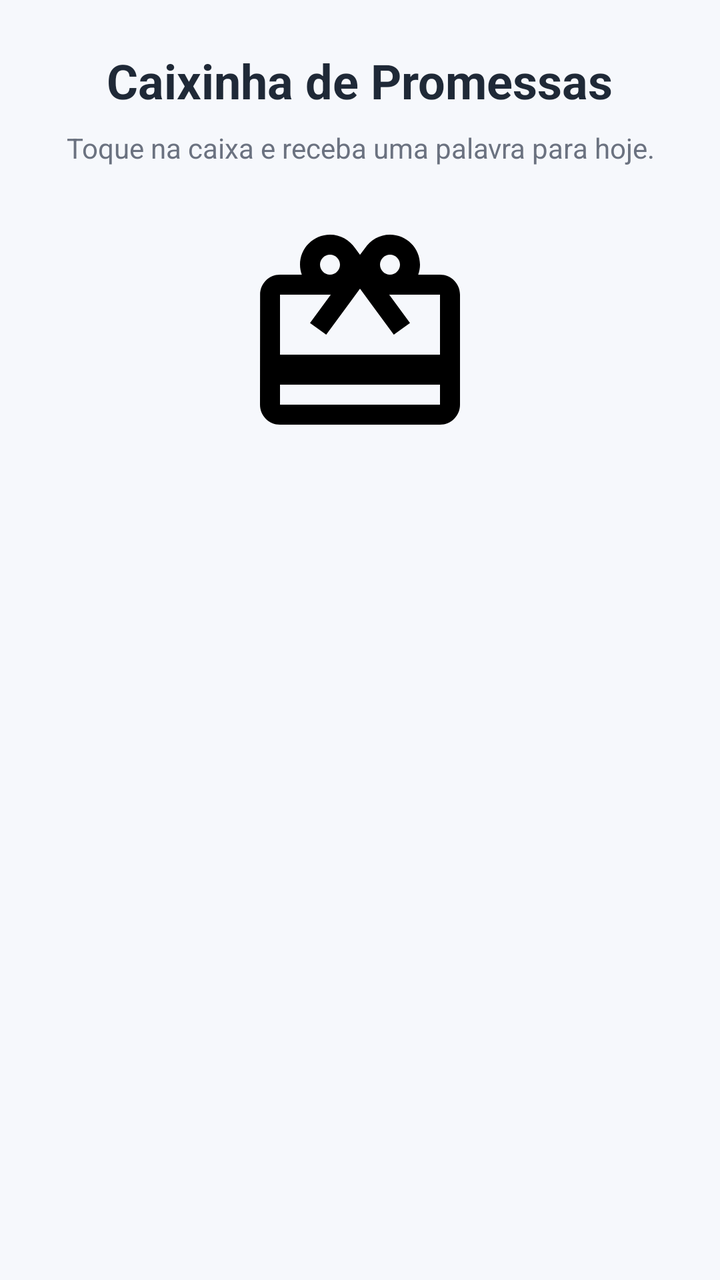
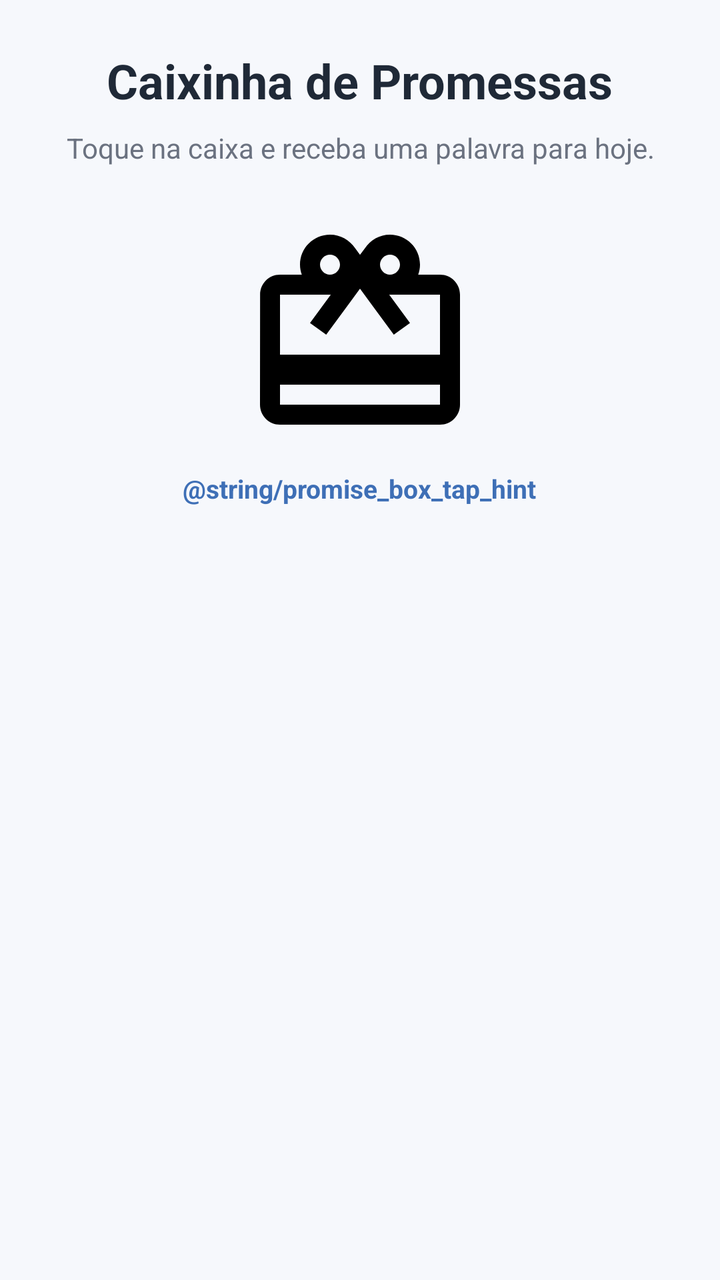

Compare the two renders of this Android layout. The source of the first and the diff that turns it into the second are given below.
<!-- AndroidManifest.xml: application theme Theme.ManaDiario -->
<!-- res/layout/fragment_caixinha.xml -->
<?xml version="1.0" encoding="utf-8"?>
<LinearLayout xmlns:android="http://schemas.android.com/apk/res/android"
    xmlns:app="http://schemas.android.com/apk/res-auto"
    android:layout_width="match_parent"
    android:layout_height="match_parent"
    android:background="@color/cor_fundo_app"
    android:orientation="vertical"
    android:padding="16dp">

    <androidx.core.widget.NestedScrollView
        android:layout_width="match_parent"
        android:layout_height="0dp"
        android:layout_weight="1"
        android:fillViewport="true">

        <LinearLayout
            android:layout_width="match_parent"
            android:layout_height="wrap_content"
            android:gravity="center_horizontal"
            android:orientation="vertical"
            android:padding="8dp">

            <TextView
                android:id="@+id/tvTituloCaixa"
                android:layout_width="wrap_content"
                android:layout_height="wrap_content"
                android:text="@string/promise_box_title"
                android:textColor="@color/cor_texto_principal"
                android:textSize="24sp"
                android:textStyle="bold" />

            <TextView
                android:id="@+id/tvSubtitulo"
                android:layout_width="wrap_content"
                android:layout_height="wrap_content"
                android:layout_marginTop="8dp"
                android:gravity="center"
                android:text="@string/promise_box_subtitle"
                android:textColor="@color/cor_texto_secundario"
                android:textSize="14sp" />

            <ImageView
                android:id="@+id/imgCaixa"
                android:layout_width="120dp"
                android:layout_height="120dp"
                android:layout_marginTop="24dp"
                android:background="?attr/selectableItemBackgroundBorderless"
                android:clickable="true"
                android:contentDescription="@string/promise_box_image_cd"
                android:focusable="true"
                android:src="@drawable/ic_presente" />

            <com.google.android.material.card.MaterialCardView
                android:id="@+id/cardPromessa"
                android:layout_width="match_parent"
                android:layout_height="wrap_content"
                android:layout_marginTop="20dp"
                android:visibility="gone"
                app:cardBackgroundColor="@color/cor_superficie"
                app:cardCornerRadius="16dp"
                app:cardElevation="2dp"
                app:strokeColor="@color/cor_divider"
                app:strokeWidth="1dp">

                <LinearLayout
                    android:layout_width="match_parent"
                    android:layout_height="wrap_content"
                    android:orientation="vertical"
                    android:padding="20dp">

                    <TextView
                        android:id="@+id/tvVersiculoTexto"
                        android:layout_width="match_parent"
                        android:layout_height="wrap_content"
                        android:gravity="center"
                        android:lineSpacingExtra="4dp"
                        android:textColor="@color/cor_texto_principal"
                        android:textSize="18sp"
                        android:textStyle="italic" />

                    <TextView
                        android:id="@+id/tvVersiculoRef"
                        android:layout_width="match_parent"
                        android:layout_height="wrap_content"
                        android:layout_marginTop="12dp"
                        android:gravity="center"
                        android:textColor="@color/cor_primaria"
                        android:textSize="14sp"
                        android:textStyle="bold" />

                    <com.google.android.material.button.MaterialButton
                        android:id="@+id/btnPartilharPromessa"
                        android:layout_width="match_parent"
                        android:layout_height="wrap_content"
                        android:layout_marginTop="18dp"
                        android:text="@string/promise_box_share"
                        app:cornerRadius="14dp" />
                </LinearLayout>
            </com.google.android.material.card.MaterialCardView>
        </LinearLayout>
    </androidx.core.widget.NestedScrollView>

    <com.google.android.gms.ads.AdView
        android:id="@+id/adViewCaixinha"
        android:layout_width="wrap_content"
        android:layout_height="wrap_content"
        android:layout_gravity="center_horizontal"
        android:layout_marginBottom="8dp"
        android:visibility="gone"
        app:adSize="BANNER"
        app:adUnitId="ca-app-pub-1398532019315738/9917538337" />

</LinearLayout>
<!-- resources referenced by this layout -->
<resources>
  <color name="cor_divider">#E5E7EB</color>
  <color name="cor_fundo_app">#F6F8FC</color>
  <color name="cor_primaria">#3E6FB6</color>
  <color name="cor_superficie">#FFFFFFFF</color>
  <color name="cor_texto_principal">#1F2937</color>
  <color name="cor_texto_secundario">#6B7280</color>
  <!-- drawable ic_presente (drawable) -->
  <vector xmlns:android="http://schemas.android.com/apk/res/android" android:height="24dp" android:tint="#000000" android:viewportHeight="24" android:viewportWidth="24" android:width="24dp">
        
      <path android:fillColor="@android:color/white" android:pathData="M20,6h-2.18c0.11,-0.31 0.18,-0.65 0.18,-1 0,-1.66 -1.34,-3 -3,-3 -1.05,0 -1.96,0.54 -2.5,1.35l-0.5,0.67 -0.5,-0.68C10.96,2.54 10.05,2 9,2 7.34,2 6,3.34 6,5c0,0.35 0.07,0.69 0.18,1L4,6c-1.11,0 -1.99,0.89 -1.99,2L2,19c0,1.11 0.89,2 2,2h16c1.11,0 2,-0.89 2,-2L22,8c0,-1.11 -0.89,-2 -2,-2zM15,4c0.55,0 1,0.45 1,1s-0.45,1 -1,1 -1,-0.45 -1,-1 0.45,-1 1,-1zM9,4c0.55,0 1,0.45 1,1s-0.45,1 -1,1 -1,-0.45 -1,-1 0.45,-1 1,-1zM20,19L4,19v-2h16v2zM20,14L4,14L4,8h5.08L7,10.83 8.62,12 11,8.76l1,-1.36 1,1.36L15.38,12 17,10.83 14.92,8L20,8v6z"/>
      
  </vector>
  <string name="promise_box_image_cd">Abrir caixinha de promessas</string>
  <string name="promise_box_share">Compartilhar promessa</string>
  <string name="promise_box_subtitle">Toque na caixa e receba uma palavra para hoje.</string>
  <string name="promise_box_title">Caixinha de Promessas</string>
  <style name="Theme.ManaDiario" parent="Base.Theme.ManaDiario" />
  <style name="Base.Theme.ManaDiario" parent="Theme.Material3.DayNight.NoActionBar">
          <item name="colorPrimary">@color/cor_primaria</item>
          <item name="colorOnPrimary">@color/white</item>
          <item name="colorSecondary">@color/cor_secundaria</item>
          <item name="android:statusBarColor">@color/cor_primaria_escura</item>
          <item name="android:navigationBarColor">@color/cor_fundo_app</item>
          <item name="android:windowBackground">@color/cor_fundo_app</item>
      </style>
  <color name="white">#FFFFFFFF</color>
  <color name="cor_secundaria">#A7C7E7</color>
  <color name="cor_primaria_escura">#2D5A99</color>
</resources>

<!-- the commit's change to res/layout/fragment_caixinha.xml (unified diff, before → after) -->
@@ -50,6 +50,16 @@
                 android:focusable="true"
                 android:src="@drawable/ic_presente" />
 
+            <TextView
+                android:id="@+id/tvTapHint"
+                android:layout_width="wrap_content"
+                android:layout_height="wrap_content"
+                android:layout_marginTop="8dp"
+                android:text="@string/promise_box_tap_hint"
+                android:textColor="@color/cor_primaria"
+                android:textSize="13sp"
+                android:textStyle="bold" />
+
             <com.google.android.material.card.MaterialCardView
                 android:id="@+id/cardPromessa"
                 android:layout_width="match_parent"
@@ -95,6 +105,52 @@
                         android:layout_marginTop="18dp"
                         android:text="@string/promise_box_share"
                         app:cornerRadius="14dp" />
+
+                    <com.google.android.material.button.MaterialButton
+                        android:id="@+id/btnCompartilharImagemPromessa"
+                        style="@style/Widget.MaterialComponents.Button.OutlinedButton"
+                        android:layout_width="match_parent"
+                        android:layout_height="wrap_content"
+                        android:layout_marginTop="10dp"
+                        android:text="@string/promise_box_share_image"
+                        app:cornerRadius="14dp" />
+                </LinearLayout>
+            </com.google.android.material.card.MaterialCardView>
+
+            <com.google.android.material.card.MaterialCardView
+                android:id="@+id/cardHistoricoPromessas"
+                android:layout_width="match_parent"
+                android:layout_height="wrap_content"
+                android:layout_marginTop="18dp"
+                android:visibility="gone"
+                app:cardBackgroundColor="@color/cor_superficie"
+                app:cardCornerRadius="16dp"
+                app:cardElevation="1dp"
+                app:strokeColor="@color/cor_divider"
+                app:strokeWidth="1dp">
+
+                <LinearLayout
+                    android:layout_width="match_parent"
+                    android:layout_height="wrap_content"
+                    android:orientation="vertical"
+                    android:padding="16dp">
+
+                    <TextView
+                        android:layout_width="match_parent"
+                        android:layout_height="wrap_content"
+                        android:text="@string/promise_box_history_title"
+                        android:textColor="@color/cor_texto_principal"
+                        android:textSize="16sp"
+                        android:textStyle="bold" />
+
+                    <TextView
+                        android:id="@+id/tvHistoricoPromessas"
+                        android:layout_width="match_parent"
+                        android:layout_height="wrap_content"
+                        android:layout_marginTop="8dp"
+                        android:lineSpacingExtra="4dp"
+                        android:textColor="@color/cor_texto_secundario"
+                        android:textSize="14sp" />
                 </LinearLayout>
             </com.google.android.material.card.MaterialCardView>
         </LinearLayout>
